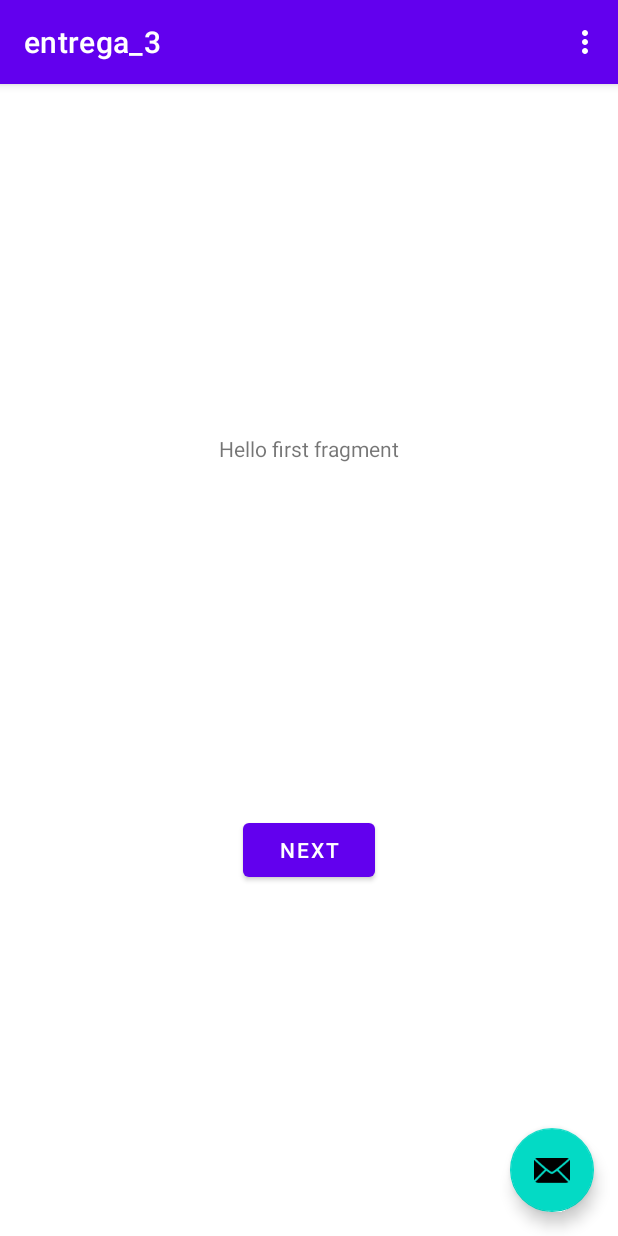
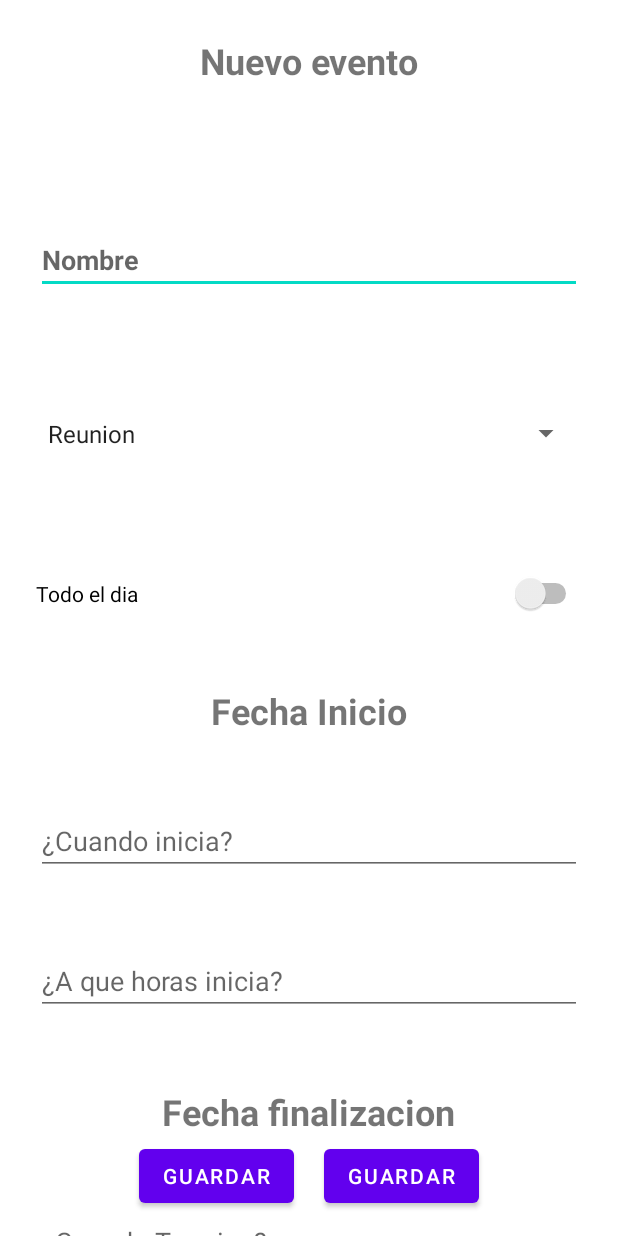
Before and after one commit to nikacer/Kotlin_entrega_3, an Android app: the screen it shows after launch (MainActivity), on a phone screen of 412 x 824 dp. Run offline under Robolectric (Android 15) with nearby library versions, the phone set to English and light mode, and no system bars.

Commit message:
interface creada

```diff
--- /dev/null
+++ b/app/src/main/java/com/ivan_jefferson/entrega_3/DatePickerFragment.kt
@@ -0,0 +1,26 @@
+package com.ivan_jefferson.entrega_3
+
+import android.app.DatePickerDialog
+import android.app.Dialog
+import android.content.Context
+import android.os.Bundle
+import android.widget.DatePicker
+import androidx.fragment.app.DialogFragment
+import java.util.*
+
+class DatePickerFragment(val listener: (day:Int, month:Int, year:Int)-> Unit):DialogFragment(), DatePickerDialog.OnDateSetListener{
+    override fun onDateSet(view: DatePicker?, year: Int, month: Int, dayOfMonth: Int) {
+       listener(dayOfMonth,month,year)
+    }
+
+    override fun onCreateDialog(savedInstanceState: Bundle?): Dialog {
+        val c:Calendar = Calendar.getInstance()
+        val day:Int = c.get(Calendar.DAY_OF_MONTH)
+        val month: Int = c.get(Calendar.MONTH)
+        val year:Int = c.get(Calendar.YEAR)
+
+        val picker = DatePickerDialog(activity as Context, this, year,month, day)
+        return picker
+    }
+
+}
--- a/app/src/main/java/com/ivan_jefferson/entrega_3/FirstFragment.kt
+++ b/app/src/main/java/com/ivan_jefferson/entrega_3/FirstFragment.kt
@@ -14,18 +14,21 @@ import androidx.navigation.fragment.findNavController
 class FirstFragment : Fragment() {
 
     override fun onCreateView(
-            inflater: LayoutInflater, container: ViewGroup?,
-            savedInstanceState: Bundle?
+        inflater: LayoutInflater, container: ViewGroup?,
+        savedInstanceState: Bundle?
     ): View? {
-        // Inflate the layout for this fragment
         return inflater.inflate(R.layout.fragment_first, container, false)
     }
 
     override fun onViewCreated(view: View, savedInstanceState: Bundle?) {
         super.onViewCreated(view, savedInstanceState)
 
-        view.findViewById<Button>(R.id.button_first).setOnClickListener {
+        val buttonSave = view.findViewById<Button>(R.id.save)
+            buttonSave.setOnClickListener {
             findNavController().navigate(R.id.action_FirstFragment_to_SecondFragment)
         }
     }
+
+
+
 }
--- a/app/src/main/java/com/ivan_jefferson/entrega_3/MainActivity.kt
+++ b/app/src/main/java/com/ivan_jefferson/entrega_3/MainActivity.kt
@@ -1,23 +1,36 @@
 package com.ivan_jefferson.entrega_3
 
+import android.annotation.SuppressLint
 import android.os.Bundle
-import com.google.android.material.floatingactionbutton.FloatingActionButton
-import com.google.android.material.snackbar.Snackbar
 import androidx.appcompat.app.AppCompatActivity
 import android.view.Menu
 import android.view.MenuItem
+import android.widget.ArrayAdapter
+import android.widget.Spinner
+import com.google.android.material.textfield.TextInputEditText
+
 
 class MainActivity : AppCompatActivity() {
 
+    @SuppressLint("WrongViewCast")
     override fun onCreate(savedInstanceState: Bundle?) {
         super.onCreate(savedInstanceState)
         setContentView(R.layout.activity_main)
         setSupportActionBar(findViewById(R.id.toolbar))
 
-        findViewById<FloatingActionButton>(R.id.fab).setOnClickListener { view ->
-            Snackbar.make(view, "Replace with your own action", Snackbar.LENGTH_LONG)
-                    .setAction("Action", null).show()
-        }
+
+        setContentView(R.layout.fragment_first)
+        val eventType = findViewById<Spinner>(R.id.event_type)
+        val list = resources.getStringArray(R.array.eventOptions)
+        val adapter = ArrayAdapter(this , android.R.layout.simple_spinner_item, list)
+        eventType.adapter = adapter
+
+
+
+
+
+
+
     }
 
     override fun onCreateOptionsMenu(menu: Menu): Boolean {
@@ -34,5 +47,15 @@ class MainActivity : AppCompatActivity() {
             R.id.action_settings -> true
             else -> super.onOptionsItemSelected(item)
         }
+
+    }
+
+    private fun showDatePickerDialog(){
+        val datePicker = DatePickerFragment{day,month,year -> onDateSelected(day,month,year)}
+        datePicker.show(supportFragmentManager, "datePicker")
+    }
+
+    fun onDateSelected(day:Int, month:Int, year:Int){
+
     }
 }
--- a/app/src/main/res/layout/activity_main.xml
+++ b/app/src/main/res/layout/activity_main.xml
@@ -22,12 +22,4 @@
 
     <include layout="@layout/content_main" />
 
-    <com.google.android.material.floatingactionbutton.FloatingActionButton
-        android:id="@+id/fab"
-        android:layout_width="wrap_content"
-        android:layout_height="wrap_content"
-        android:layout_gravity="bottom|end"
-        android:layout_margin="@dimen/fab_margin"
-        app:srcCompat="@android:drawable/ic_dialog_email" />
-
 </androidx.coordinatorlayout.widget.CoordinatorLayout>
--- a/app/src/main/res/layout/fragment_first.xml
+++ b/app/src/main/res/layout/fragment_first.xml
@@ -6,23 +6,152 @@
     android:layout_height="match_parent"
     tools:context=".FirstFragment">
 
-    <TextView
-        android:id="@+id/textview_first"
+
+    <Button
+        android:id="@+id/save"
         android:layout_width="wrap_content"
         android:layout_height="wrap_content"
-        android:text="@string/hello_first_fragment"
-        app:layout_constraintBottom_toTopOf="@id/button_first"
-        app:layout_constraintEnd_toEndOf="parent"
-        app:layout_constraintStart_toStartOf="parent"
-        app:layout_constraintTop_toTopOf="parent" />
-
-    <Button
-        android:id="@+id/button_first"
-        android:layout_width="wrap_content"
-        android:layout_height="wrap_content"
+        android:layout_marginBottom="16dp"
         android:text="@string/next"
         app:layout_constraintBottom_toBottomOf="parent"
         app:layout_constraintEnd_toEndOf="parent"
+        app:layout_constraintHorizontal_bias="0.700"
         app:layout_constraintStart_toStartOf="parent"
-        app:layout_constraintTop_toBottomOf="@id/textview_first" />
+        tools:text="Guardar" />
+
+    <Button
+        android:id="@+id/cancel"
+        android:layout_width="wrap_content"
+        android:layout_height="wrap_content"
+        android:layout_marginBottom="16dp"
+        android:text="@string/next"
+        app:layout_constraintBottom_toBottomOf="parent"
+        app:layout_constraintEnd_toEndOf="parent"
+        app:layout_constraintHorizontal_bias="0.300"
+        app:layout_constraintStart_toStartOf="parent"
+        tools:text="Cancelar" />
+
+    <androidx.cardview.widget.CardView
+        android:id="@+id/cardView"
+        android:layout_width="match_parent"
+        android:layout_height="wrap_content"
+        app:layout_constraintTop_toTopOf="parent"
+        tools:layout_editor_absoluteX="194dp" />
+
+    <ScrollView
+        android:layout_width="match_parent"
+        android:layout_height="match_parent"
+        android:orientation="vertical"
+        >
+        <LinearLayout
+            android:layout_width="match_parent"
+            android:layout_height="match_parent"
+            android:orientation="vertical"
+            tools:layout_editor_absoluteX="177dp"
+            tools:layout_editor_absoluteY="244dp">
+
+            <TextView
+                android:id="@+id/textView2"
+                android:layout_width="wrap_content"
+                android:layout_height="wrap_content"
+                android:layout_gravity="center_horizontal"
+                android:text="Nuevo evento"
+                android:textSize="24sp"
+                android:textStyle="bold"
+                android:layout_margin="24dp"/>
+
+            <Space
+                android:layout_width="match_parent"
+                android:layout_height="46dp" />
+
+            <com.google.android.material.textfield.TextInputEditText
+                android:layout_width="match_parent"
+                android:layout_height="wrap_content"
+                android:hint="Nombre"
+                android:textStyle="bold"
+                android:layout_margin="24dp"
+                />
+
+            <Spinner
+                android:id="@+id/event_type"
+                android:layout_width="match_parent"
+                android:layout_margin="24dp"
+                android:layout_height="90dp" />
+
+            <Switch
+                android:id="@+id/switch1"
+                android:layout_width="match_parent"
+                android:layout_height="wrap_content"
+                android:layout_margin="24dp"
+                android:text="@string/today" />
+
+            <TextView
+                android:id="@+id/dateStartTitle"
+                android:layout_width="wrap_content"
+                android:layout_height="wrap_content"
+                android:layout_gravity="center_horizontal"
+                android:text="Fecha Inicio"
+                android:textSize="24sp"
+                android:textStyle="bold"
+                android:layout_margin="24dp"/>
+
+            <EditText
+                android:id="@+id/dateStart"
+                android:layout_width="match_parent"
+                android:layout_height="wrap_content"
+                android:layout_margin="24dp"
+                android:clickable="false"
+                android:focusable="false"
+                android:hint="¿Cuando inicia?"
+                />
+
+            <EditText
+                android:id="@+id/hourStart"
+                android:layout_width="match_parent"
+                android:layout_height="wrap_content"
+                android:layout_margin="24dp"
+                android:clickable="false"
+                android:focusable="false"
+                android:hint="¿A que horas inicia?"
+                />
+
+            <TextView
+                android:id="@+id/dateFinishTitle"
+                android:layout_width="wrap_content"
+                android:layout_height="wrap_content"
+                android:layout_gravity="center_horizontal"
+                android:text="Fecha finalizacion"
+                android:textSize="24sp"
+                android:textStyle="bold"
+                android:layout_margin="24dp"/>
+
+            <EditText
+                android:id="@+id/dateFinish"
+                android:layout_width="match_parent"
+                android:layout_height="wrap_content"
+                android:layout_margin="24dp"
+                android:clickable="false"
+                android:focusable="false"
+                android:hint="¿Cuando Termina?"
+                />
+
+            <EditText
+                android:id="@+id/hourFinish"
+                android:layout_width="match_parent"
+                android:layout_height="wrap_content"
+                android:layout_margin="24dp"
+                android:clickable="false"
+                android:focusable="false"
+                android:hint="¿A que horas termina?"
+                />
+
+            <Space
+                android:layout_width="match_parent"
+                android:layout_height="83dp" />
+
+        </LinearLayout>
+
+    </ScrollView>
+
+
 </androidx.constraintlayout.widget.ConstraintLayout>
--- a/app/src/main/res/layout/fragment_second.xml
+++ b/app/src/main/res/layout/fragment_second.xml
@@ -19,9 +19,8 @@
         android:id="@+id/button_second"
         android:layout_width="wrap_content"
         android:layout_height="wrap_content"
-        android:text="@string/previous"
+        android:text="Confirmar"
         app:layout_constraintBottom_toBottomOf="parent"
         app:layout_constraintEnd_toEndOf="parent"
-        app:layout_constraintStart_toStartOf="parent"
-        app:layout_constraintTop_toBottomOf="@id/textview_second" />
+        app:layout_constraintStart_toStartOf="parent" />
 </androidx.constraintlayout.widget.ConstraintLayout>
--- a/app/src/main/res/values/strings.xml
+++ b/app/src/main/res/values/strings.xml
@@ -1,12 +1,22 @@
 <resources>
-    <string name="app_name">entrega_3</string>
+    <string name="app_name">Sus Eventos</string>
     <string name="action_settings">Settings</string>
     <!-- Strings used for fragments for navigation -->
     <string name="first_fragment_label">First Fragment</string>
     <string name="second_fragment_label">Second Fragment</string>
-    <string name="next">Next</string>
-    <string name="previous">Previous</string>
+    <string name="next">Guardar</string>
+    <string name="previous">Confirnmar</string>
 
     <string name="hello_first_fragment">Hello first fragment</string>
     <string name="hello_second_fragment">Hello second fragment. Arg: %1$s</string>
+    <string-array name="eventOptions">
+        <item>Reunion</item>
+        <item>Evento</item>
+        <item>Aniversario</item>
+        <item>Nacimiento</item>
+        <item>Recordatorio</item>
+    </string-array>
+    <string name="title">Llene los campos siguientes para generar un evento</string>
+    <string name="today">Todo el dia</string>
+    <string name="eventname">Nombre del Evento</string>
 </resources>
```
